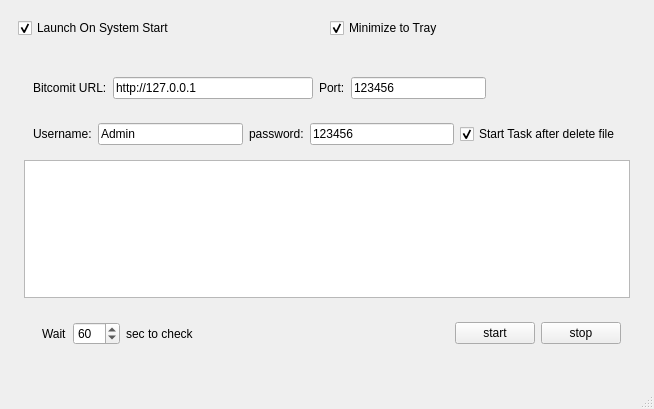
This is btMainWindow.ui in coolshou/btReload as Qt 5 draws it before an edit. The edited form follows.
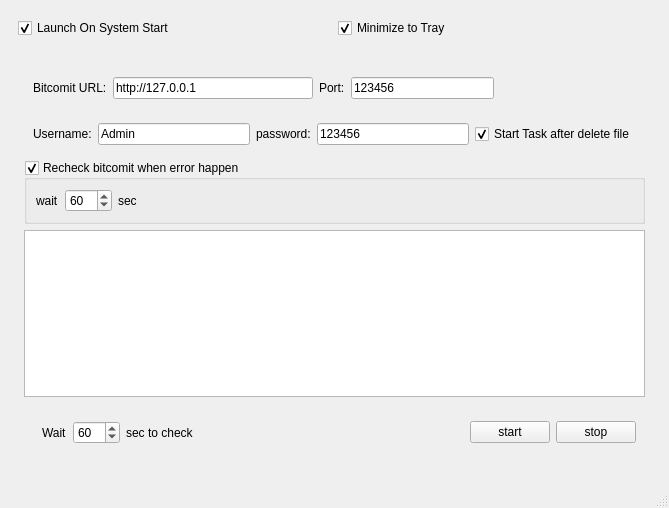
This is the edited form.

```diff
--- a/btMainWindow.ui
+++ b/btMainWindow.ui
@@ -6,8 +6,8 @@
    <rect>
     <x>0</x>
     <y>0</y>
-    <width>654</width>
-    <height>409</height>
+    <width>669</width>
+    <height>508</height>
    </rect>
   </property>
   <property name="windowTitle">
@@ -158,6 +158,58 @@
            </layout>
           </widget>
          </item>
+         <item>
+          <widget class="QGroupBox" name="RecheckBitcomit">
+           <property name="title">
+            <string>Recheck bitcomit when error happen</string>
+           </property>
+           <property name="checkable">
+            <bool>true</bool>
+           </property>
+           <layout class="QHBoxLayout" name="horizontalLayout_6">
+            <item>
+             <widget class="QLabel" name="lb_recheck">
+              <property name="text">
+               <string>wait</string>
+              </property>
+             </widget>
+            </item>
+            <item>
+             <widget class="QSpinBox" name="sb_recheckWait">
+              <property name="minimum">
+               <number>20</number>
+              </property>
+              <property name="maximum">
+               <number>999</number>
+              </property>
+              <property name="value">
+               <number>60</number>
+              </property>
+             </widget>
+            </item>
+            <item>
+             <widget class="QLabel" name="lb_recheckWait">
+              <property name="text">
+               <string>sec</string>
+              </property>
+             </widget>
+            </item>
+            <item>
+             <spacer name="horizontalSpacer_3">
+              <property name="orientation">
+               <enum>Qt::Horizontal</enum>
+              </property>
+              <property name="sizeHint" stdset="0">
+               <size>
+                <width>40</width>
+                <height>20</height>
+               </size>
+              </property>
+             </spacer>
+            </item>
+           </layout>
+          </widget>
+         </item>
         </layout>
        </item>
        <item>
```
